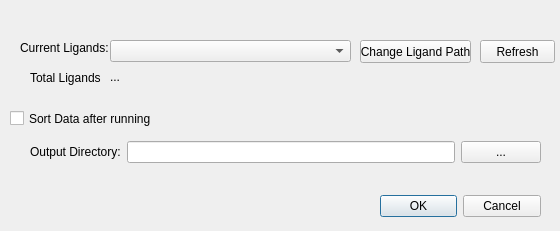
First picture: the form in runAllLigandsDialog.ui, repository tysciman7/VinaUI, before the edit.
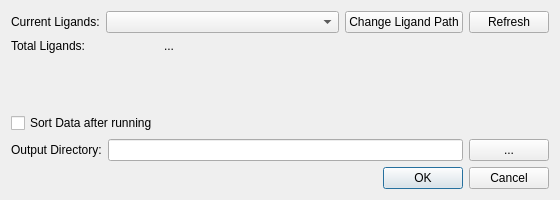
Second picture: the form after the edit.

Commit message: Add semi-responsive ui

Diff of the .ui file:
```diff
--- a/runAllLigandsDialog.ui
+++ b/runAllLigandsDialog.ui
@@ -7,99 +7,68 @@
     <x>0</x>
     <y>0</y>
     <width>560</width>
-    <height>231</height>
+    <height>200</height>
    </rect>
   </property>
+  <property name="minimumSize">
+   <size>
+    <width>560</width>
+    <height>200</height>
+   </size>
+  </property>
   <property name="windowTitle">
    <string>Run All Ligands</string>
   </property>
-  <widget class="QDialogButtonBox" name="buttonBox">
-   <property name="geometry">
-    <rect>
-     <x>380</x>
-     <y>190</y>
-     <width>161</width>
-     <height>32</height>
-    </rect>
-   </property>
-   <property name="orientation">
-    <enum>Qt::Horizontal</enum>
-   </property>
-   <property name="standardButtons">
-    <set>QDialogButtonBox::Cancel|QDialogButtonBox::Ok</set>
-   </property>
-  </widget>
-  <widget class="QLabel" name="total_ligands_label">
-   <property name="geometry">
-    <rect>
-     <x>30</x>
-     <y>70</y>
-     <width>71</width>
-     <height>16</height>
-    </rect>
-   </property>
-   <property name="text">
-    <string>Total Ligands:</string>
-   </property>
-  </widget>
-  <widget class="QComboBox" name="ligand_combobox">
-   <property name="geometry">
-    <rect>
-     <x>110</x>
-     <y>40</y>
-     <width>241</width>
-     <height>22</height>
-    </rect>
-   </property>
-  </widget>
+  <layout class="QGridLayout" name="gridLayout_2">
+   <item row="0" column="0" colspan="3">
+    <layout class="QHBoxLayout" name="horizontalLayout">
+     <item>
   <widget class="QLabel" name="ligand_list_label">
-   <property name="geometry">
-    <rect>
-     <x>20</x>
-     <y>40</y>
-     <width>91</width>
-     <height>16</height>
-    </rect>
-   </property>
    <property name="text">
     <string>Current Ligands:</string>
    </property>
   </widget>
-  <widget class="QLabel" name="total_ligands_output_label">
-   <property name="geometry">
-    <rect>
-     <x>110</x>
-     <y>70</y>
-     <width>47</width>
-     <height>13</height>
-    </rect>
-   </property>
-   <property name="text">
-    <string>...</string>
-   </property>
-  </widget>
+     </item>
+     <item>
+      <widget class="QComboBox" name="ligand_combobox">
+       <property name="sizePolicy">
+        <sizepolicy hsizetype="MinimumExpanding" vsizetype="Fixed">
+         <horstretch>0</horstretch>
+         <verstretch>0</verstretch>
+        </sizepolicy>
+       </property>
+       <property name="minimumSize">
+        <size>
+         <width>50</width>
+         <height>0</height>
+        </size>
+       </property>
+      </widget>
+     </item>
+     <item>
   <widget class="QPushButton" name="ligand_path_pushbutton">
-   <property name="geometry">
-    <rect>
-     <x>360</x>
-     <y>40</y>
-     <width>111</width>
-     <height>23</height>
-    </rect>
+       <property name="sizePolicy">
+        <sizepolicy hsizetype="Minimum" vsizetype="Fixed">
+         <horstretch>0</horstretch>
+         <verstretch>0</verstretch>
+        </sizepolicy>
    </property>
    <property name="text">
     <string>Change Ligand Path</string>
    </property>
   </widget>
+     </item>
+     <item>
+      <widget class="QPushButton" name="ligand_refresh_pushbutton">
+       <property name="text">
+        <string>Refresh</string>
+       </property>
+      </widget>
+     </item>
+    </layout>
+   </item>
+   <item row="3" column="0">
   <widget class="QCheckBox" name="sort_checkbox">
-   <property name="geometry">
-    <rect>
-     <x>10</x>
-     <y>110</y>
-     <width>141</width>
-     <height>17</height>
-    </rect>
-   </property>
    <property name="toolTip">
     <string>Unselected: Data will be stored in standard directories. Selected: Path will need to be specified for output data of all run ligands.</string>
    </property>
@@ -110,28 +79,8 @@
     <bool>false</bool>
    </property>
   </widget>
-  <widget class="QPushButton" name="ligand_refresh_pushbutton">
-   <property name="geometry">
-    <rect>
-     <x>480</x>
-     <y>40</y>
-     <width>75</width>
-     <height>23</height>
-    </rect>
-   </property>
-   <property name="text">
-    <string>Refresh</string>
-   </property>
-  </widget>
-  <widget class="QWidget" name="">
-   <property name="geometry">
-    <rect>
-     <x>30</x>
-     <y>140</y>
-     <width>511</width>
-     <height>25</height>
-    </rect>
-   </property>
+   </item>
+   <item row="4" column="0" colspan="3">
    <layout class="QGridLayout" name="gridLayout">
     <item row="0" column="0">
      <widget class="QLabel" name="output_path_label">
@@ -151,7 +100,48 @@
      </widget>
     </item>
    </layout>
-  </widget>
+   </item>
+   <item row="5" column="2">
+    <widget class="QDialogButtonBox" name="buttonBox">
+     <property name="orientation">
+      <enum>Qt::Horizontal</enum>
+     </property>
+     <property name="standardButtons">
+      <set>QDialogButtonBox::Cancel|QDialogButtonBox::Ok</set>
+     </property>
+    </widget>
+   </item>
+   <item row="2" column="0">
+    <spacer name="verticalSpacer">
+     <property name="orientation">
+      <enum>Qt::Vertical</enum>
+     </property>
+     <property name="sizeType">
+      <enum>QSizePolicy::MinimumExpanding</enum>
+     </property>
+     <property name="sizeHint" stdset="0">
+      <size>
+       <width>20</width>
+       <height>40</height>
+      </size>
+     </property>
+    </spacer>
+   </item>
+   <item row="1" column="0">
+    <widget class="QLabel" name="total_ligands_label">
+     <property name="text">
+      <string>Total Ligands:</string>
+     </property>
+    </widget>
+   </item>
+   <item row="1" column="1">
+    <widget class="QLabel" name="total_ligands_output_label">
+     <property name="text">
+      <string>...</string>
+     </property>
+    </widget>
+   </item>
+  </layout>
  </widget>
  <resources/>
  <connections>
```
Lines whose indentation alone changed are shown as unchanged. The commit also changes 2 other files.
